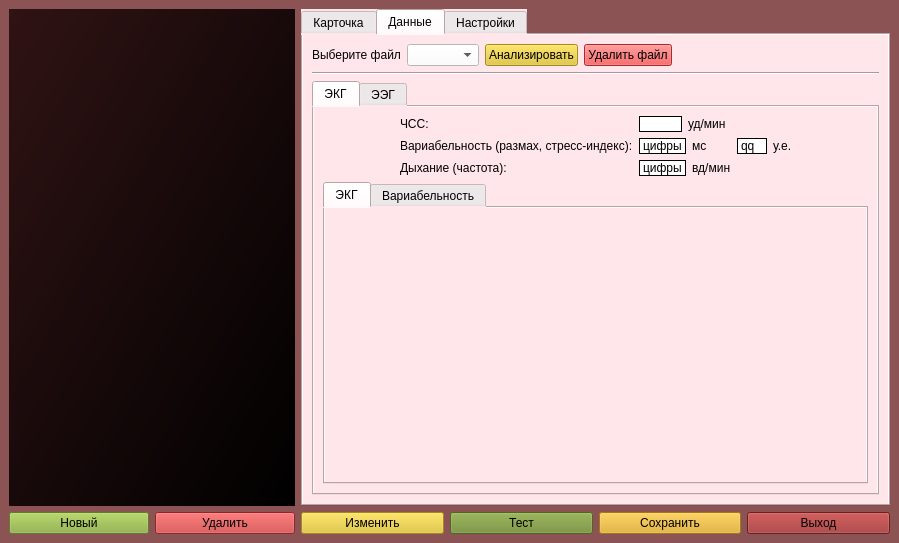
Qt form design1.ui (egorguslyan/kvantoriada) before a commit.
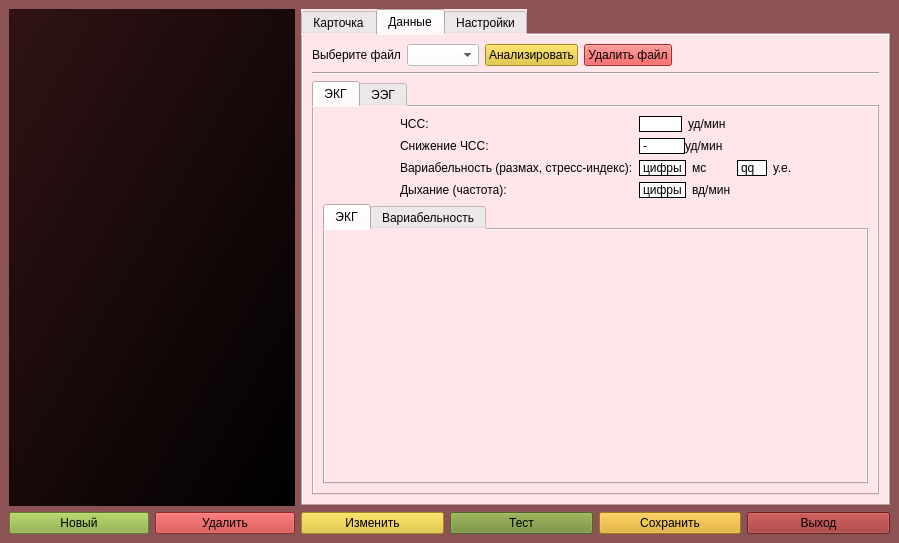
The same form after that commit. The open tabs and pages were chosen to show the change. Icons and pictures are not drawn. Custom widgets are drawn as their Qt base class.

Commit message: decrease heart_rate

```diff
--- a/design1.ui
+++ b/design1.ui
@@ -985,7 +985,14 @@
                 <property name="spacing">
                  <number>6</number>
                 </property>
-                <item row="1" column="3">
+                <item row="0" column="1">
+                 <widget class="QLabel" name="label">
+                  <property name="text">
+                   <string>ЧСС:</string>
+                  </property>
+                 </widget>
+                </item>
+                <item row="2" column="3">
                  <layout class="QHBoxLayout" name="horizontalLayout_12">
                   <item>
                    <widget class="ResultLabel" name="variabilityIndexLabel">
@@ -1025,6 +1032,86 @@
                   </item>
                  </layout>
                 </item>
+                <item row="3" column="1">
+                 <widget class="QLabel" name="label_6">
+                  <property name="text">
+                   <string>Дыхание (частота): </string>
+                  </property>
+                  <property name="alignment">
+                   <set>Qt::AlignLeading|Qt::AlignLeft|Qt::AlignVCenter</set>
+                  </property>
+                 </widget>
+                </item>
+                <item row="3" column="2">
+                 <layout class="QHBoxLayout" name="horizontalLayout_14">
+                  <item>
+                   <widget class="ResultLabel" name="breathFreqLabel">
+                    <property name="minimumSize">
+                     <size>
+                      <width>30</width>
+                      <height>0</height>
+                     </size>
+                    </property>
+                    <property name="toolTip">
+                     <string>&lt;html&gt;&lt;head/&gt;&lt;body&gt;&lt;p&gt;для изменение состояния прокрутите колесико мышки&lt;/p&gt;&lt;p&gt;синий - подавлен&lt;/p&gt;&lt;p&gt;зеленый - норма&lt;/p&gt;&lt;p&gt;красный - возбужден&lt;/p&gt;&lt;/body&gt;&lt;/html&gt;</string>
+                    </property>
+                    <property name="styleSheet">
+                     <string notr="true">background-color: rgb(255, 255, 255);
+border-color: rgb(0, 0, 0);</string>
+                    </property>
+                    <property name="frameShape">
+                     <enum>QFrame::Box</enum>
+                    </property>
+                    <property name="text">
+                     <string>цифры</string>
+                    </property>
+                   </widget>
+                  </item>
+                  <item>
+                   <widget class="QLabel" name="label_17">
+                    <property name="text">
+                     <string>вд/мин</string>
+                    </property>
+                   </widget>
+                  </item>
+                 </layout>
+                </item>
+                <item row="2" column="1">
+                 <widget class="QLabel" name="label_5">
+                  <property name="text">
+                   <string>Вариабельность (размах, стресс-индекс):</string>
+                  </property>
+                  <property name="alignment">
+                   <set>Qt::AlignLeading|Qt::AlignLeft|Qt::AlignVCenter</set>
+                  </property>
+                 </widget>
+                </item>
+                <item row="0" column="0" rowspan="4">
+                 <spacer name="horizontalSpacer_8">
+                  <property name="orientation">
+                   <enum>Qt::Horizontal</enum>
+                  </property>
+                  <property name="sizeHint" stdset="0">
+                   <size>
+                    <width>40</width>
+                    <height>0</height>
+                   </size>
+                  </property>
+                 </spacer>
+                </item>
+                <item row="0" column="4" rowspan="4">
+                 <spacer name="horizontalSpacer_4">
+                  <property name="orientation">
+                   <enum>Qt::Horizontal</enum>
+                  </property>
+                  <property name="sizeHint" stdset="0">
+                   <size>
+                    <width>40</width>
+                    <height>0</height>
+                   </size>
+                  </property>
+                 </spacer>
+                </item>
                 <item row="0" column="2">
                  <layout class="QHBoxLayout" name="horizontalLayout">
                   <item>
@@ -1059,34 +1146,7 @@
                   </item>
                  </layout>
                 </item>
-                <item row="1" column="1">
-                 <widget class="QLabel" name="label_5">
-                  <property name="text">
-                   <string>Вариабельность (размах, стресс-индекс):</string>
-                  </property>
-                  <property name="alignment">
-                   <set>Qt::AlignLeading|Qt::AlignLeft|Qt::AlignVCenter</set>
-                  </property>
-                 </widget>
-                </item>
-                <item row="2" column="1">
-                 <widget class="QLabel" name="label_6">
-                  <property name="text">
-                   <string>Дыхание (частота): </string>
-                  </property>
-                  <property name="alignment">
-                   <set>Qt::AlignLeading|Qt::AlignLeft|Qt::AlignVCenter</set>
-                  </property>
-                 </widget>
-                </item>
-                <item row="0" column="1">
-                 <widget class="QLabel" name="label">
-                  <property name="text">
-                   <string>ЧСС:</string>
-                  </property>
-                 </widget>
-                </item>
-                <item row="1" column="2">
+                <item row="2" column="2">
                  <layout class="QHBoxLayout" name="horizontalLayout_11">
                   <item>
                    <widget class="ResultLabel" name="variabilityAmplitudeLabel">
@@ -1117,45 +1177,20 @@
                   </item>
                  </layout>
                 </item>
-                <item row="0" column="0" rowspan="3">
-                 <spacer name="horizontalSpacer_8">
-                  <property name="orientation">
-                   <enum>Qt::Horizontal</enum>
+                <item row="1" column="1">
+                 <widget class="QLabel" name="decreaseHeartRate">
+                  <property name="text">
+                   <string>Снижение ЧСС:</string>
                   </property>
-                  <property name="sizeHint" stdset="0">
-                   <size>
-                    <width>40</width>
-                    <height>0</height>
-                   </size>
-                  </property>
-                 </spacer>
+                 </widget>
                 </item>
-                <item row="0" column="4" rowspan="3">
-                 <spacer name="horizontalSpacer_4">
-                  <property name="orientation">
-                   <enum>Qt::Horizontal</enum>
+                <item row="1" column="2">
+                 <layout class="QHBoxLayout" name="horizontalLayout_13">
+                  <property name="spacing">
+                   <number>0</number>
                   </property>
-                  <property name="sizeHint" stdset="0">
-                   <size>
-                    <width>40</width>
-                    <height>0</height>
-                   </size>
-                  </property>
-                 </spacer>
-                </item>
-                <item row="2" column="2">
-                 <layout class="QHBoxLayout" name="horizontalLayout_14">
                   <item>
-                   <widget class="ResultLabel" name="breathFreqLabel">
-                    <property name="minimumSize">
-                     <size>
-                      <width>30</width>
-                      <height>0</height>
-                     </size>
-                    </property>
-                    <property name="toolTip">
-                     <string>&lt;html&gt;&lt;head/&gt;&lt;body&gt;&lt;p&gt;для изменение состояния прокрутите колесико мышки&lt;/p&gt;&lt;p&gt;синий - подавлен&lt;/p&gt;&lt;p&gt;зеленый - норма&lt;/p&gt;&lt;p&gt;красный - возбужден&lt;/p&gt;&lt;/body&gt;&lt;/html&gt;</string>
-                    </property>
+                   <widget class="ResultLabel" name="decreaseHeartRateLabel">
                     <property name="styleSheet">
                      <string notr="true">background-color: rgb(255, 255, 255);
 border-color: rgb(0, 0, 0);</string>
@@ -1164,14 +1199,14 @@
                      <enum>QFrame::Box</enum>
                     </property>
                     <property name="text">
-                     <string>цифры</string>
+                     <string>-</string>
                     </property>
                    </widget>
                   </item>
                   <item>
-                   <widget class="QLabel" name="label_17">
+                   <widget class="QLabel" name="decreaseHeartRateMeasure">
                     <property name="text">
-                     <string>вд/мин</string>
+                     <string>уд/мин</string>
                     </property>
                    </widget>
                   </item>
```
The commit also changes 3 other files.
